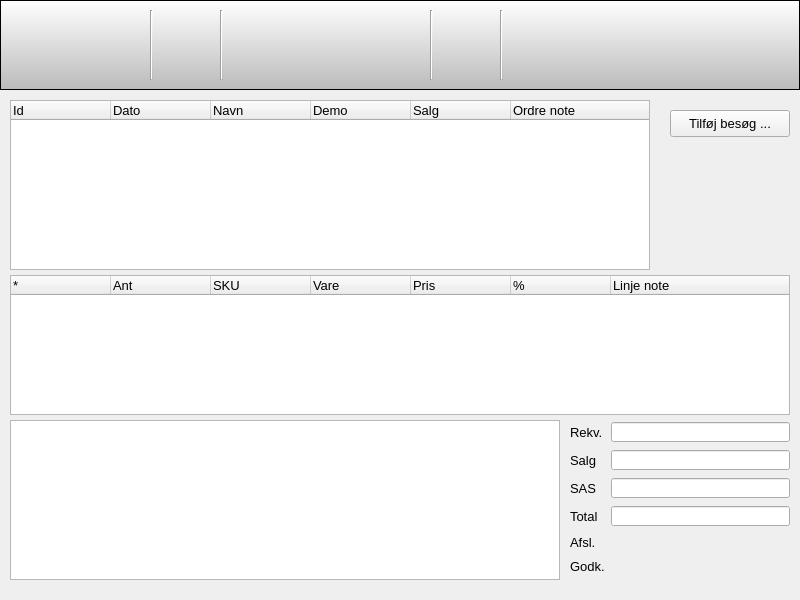
First picture: the form in buildtools/ui/main_window.ui, repository fhdk/eordre-app.pyqt, before the edit.
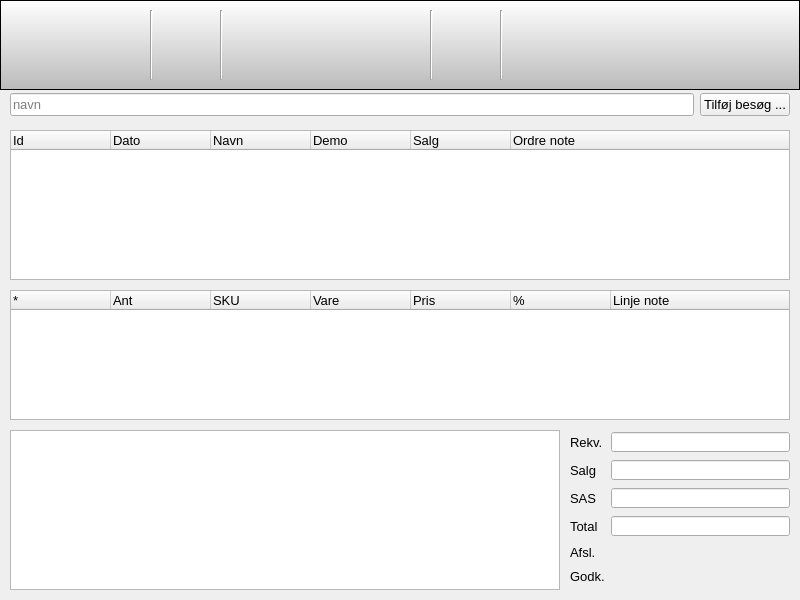
Second picture: the form after the edit. The open tabs and pages were chosen to show the change. Icons and pictures are not drawn.

Diff of the .ui file:
```diff
--- a/buildtools/ui/main_window.ui
+++ b/buildtools/ui/main_window.ui
@@ -612,9 +612,9 @@
       <property name="geometry">
        <rect>
         <x>10</x>
-        <y>10</y>
-        <width>640</width>
-        <height>170</height>
+        <y>40</y>
+        <width>780</width>
+        <height>150</height>
        </rect>
       </property>
       <property name="sizeAdjustPolicy">
@@ -673,9 +673,9 @@
       <property name="geometry">
        <rect>
         <x>10</x>
-        <y>185</y>
+        <y>200</y>
         <width>780</width>
-        <height>140</height>
+        <height>130</height>
        </rect>
       </property>
       <property name="sizeAdjustPolicy">
@@ -739,7 +739,7 @@
       <property name="geometry">
        <rect>
         <x>570</x>
-        <y>330</y>
+        <y>340</y>
         <width>220</width>
         <height>160</height>
        </rect>
@@ -939,24 +939,11 @@
        </item>
       </layout>
      </widget>
-     <widget class="QPushButton" name="buttonCreateVisit">
-      <property name="geometry">
-       <rect>
-        <x>670</x>
-        <y>20</y>
-        <width>120</width>
-        <height>27</height>
-       </rect>
-      </property>
-      <property name="text">
-       <string>Tilføj besøg ...</string>
-      </property>
-     </widget>
      <widget class="QTextEdit" name="textArchivedVisitNote">
       <property name="geometry">
        <rect>
         <x>10</x>
-        <y>330</y>
+        <y>340</y>
         <width>550</width>
         <height>160</height>
        </rect>
@@ -965,6 +952,43 @@
        <bool>true</bool>
       </property>
      </widget>
+     <widget class="QWidget" name="layoutWidget_5">
+      <property name="geometry">
+       <rect>
+        <x>10</x>
+        <y>0</y>
+        <width>780</width>
+        <height>30</height>
+       </rect>
+      </property>
+      <layout class="QGridLayout" name="widgetAppCreateVisit">
+       <item row="0" column="0">
+        <widget class="QLineEdit" name="textCustomerNameCreateVisit">
+         <property name="font">
+          <font>
+           <pointsize>10</pointsize>
+          </font>
+         </property>
+         <property name="toolTip">
+          <string>navn for ny kunde</string>
+         </property>
+         <property name="statusTip">
+          <string>Her indsættes firmanavn for kunde der skal oprettes</string>
+         </property>
+         <property name="placeholderText">
+          <string>navn</string>
+         </property>
+        </widget>
+       </item>
+       <item row="0" column="1">
+        <widget class="QPushButton" name="buttonCreateVisit">
+         <property name="text">
+          <string>Tilføj besøg ...</string>
+         </property>
+        </widget>
+       </item>
+      </layout>
+     </widget>
     </widget>
     <widget class="QWidget" name="widgetPagePricelist">
      <widget class="QTreeWidget" name="widgetPricelist">
```
Left out of the diff: 54 changed lines with no effect on the pictures.
